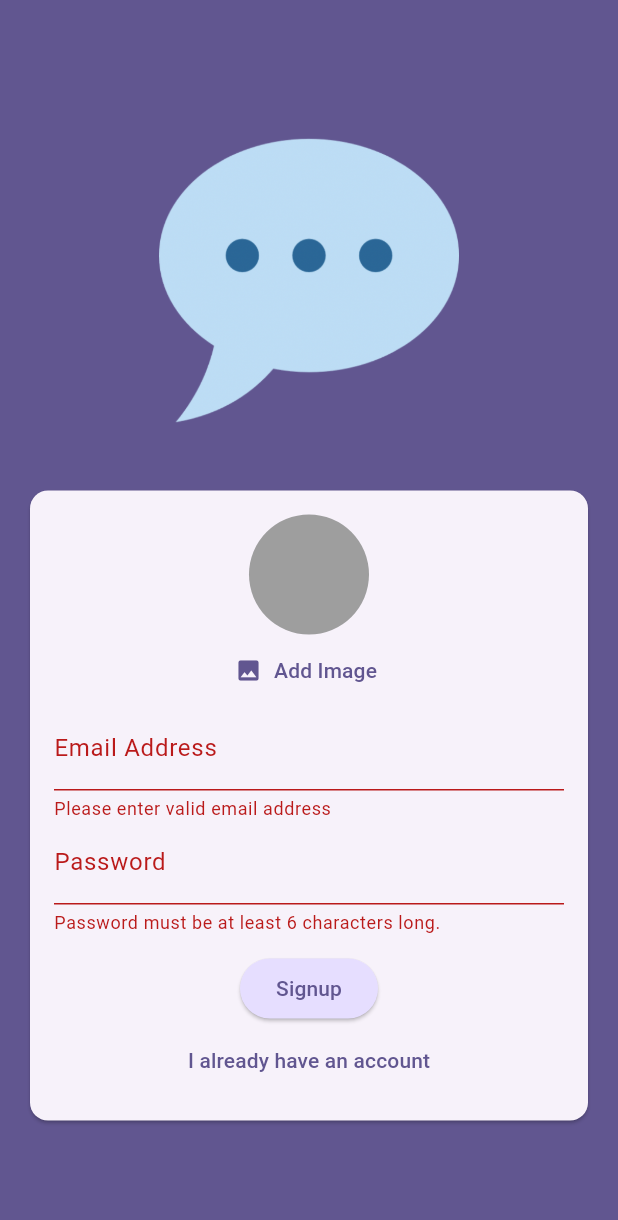
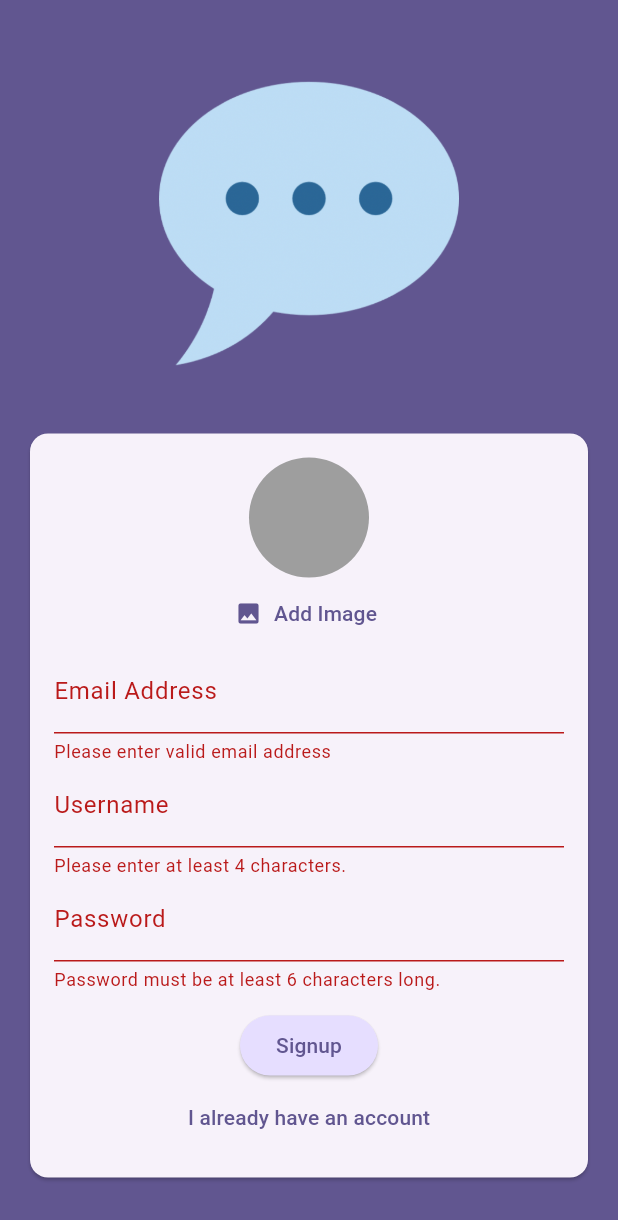
Before and after one commit to Shahmahdi/flutter_chat_app, a Flutter app: the screen it shows after launch, after a tap on "Login", after a tap on "Create an account", after a tap on "Signup", on a phone screen of 412 x 824 dp. Shown: the top 1220 px of the screen. Run offline on Flutter 3.47's test engine with Material 3 defaults, Android fonts, the phone set to English and light mode, and no system bars; our stand-ins replace cloud_firestore, firebase_auth, firebase_core, firebase_storage, image_picker; accounts and stored records are empty.

```diff
--- a/lib/screens/auth.dart
+++ b/lib/screens/auth.dart
@@ -1,6 +1,7 @@
 import 'dart:io';
 
 import 'package:chat_app/widgets/user_image_picker.dart';
+import 'package:cloud_firestore/cloud_firestore.dart';
 import 'package:firebase_storage/firebase_storage.dart';
 import 'package:flutter/material.dart';
 import 'package:firebase_auth/firebase_auth.dart';
@@ -20,6 +21,7 @@ class _AuthScreen extends State<AuthScreen> {
   final _formKey = GlobalKey<FormState>();
   var _isLogin = true;
   var _enteredEmail = "";
+  var _enteredUsername = "";
   var _enteredPassword = "";
   File? _selectedImage;
   var _isLoading = false;
@@ -51,7 +53,15 @@ class _AuthScreen extends State<AuthScreen> {
             .child("${userCredentials.user!.uid}.jpg");
         await storageRef.putFile(_selectedImage!);
         final imageUrl = await storageRef.getDownloadURL();
-        print(imageUrl);
+
+        await FirebaseFirestore.instance
+            .collection("users")
+            .doc(userCredentials.user!.uid)
+            .set({
+          'username': _enteredUsername,
+          'email': _enteredEmail,
+          'imageUrl': imageUrl,
+        });
       }
     } on FirebaseAuthException catch (error) {
       ScaffoldMessenger.of(context).clearSnackBars();
@@ -120,6 +130,24 @@ class _AuthScreen extends State<AuthScreen> {
                               _enteredEmail = newValue!;
                             },
                           ),
+                          if (!_isLogin)
+                            TextFormField(
+                              decoration: const InputDecoration(
+                                labelText: "Username",
+                              ),
+                              enableSuggestions: false,
+                              validator: (value) {
+                                if (value == null ||
+                                    value.isEmpty ||
+                                    value.trim().length < 4) {
+                                  return "Please enter at least 4 characters.";
+                                }
+                                return null;
+                              },
+                              onSaved: (newValue) {
+                                _enteredUsername = newValue!;
+                              },
+                            ),
                           TextFormField(
                             decoration: const InputDecoration(
                               labelText: "Password",
--- a/pubspec.yaml
+++ b/pubspec.yaml
@@ -39,6 +39,7 @@ dependencies:
   firebase_auth: ^5.1.4
   image_picker: ^1.1.2
   firebase_storage: ^12.1.3
+  cloud_firestore: ^5.2.1
 
 dev_dependencies:
   flutter_test:
```
Also changed, not shown: pubspec.lock, 4 other files.
